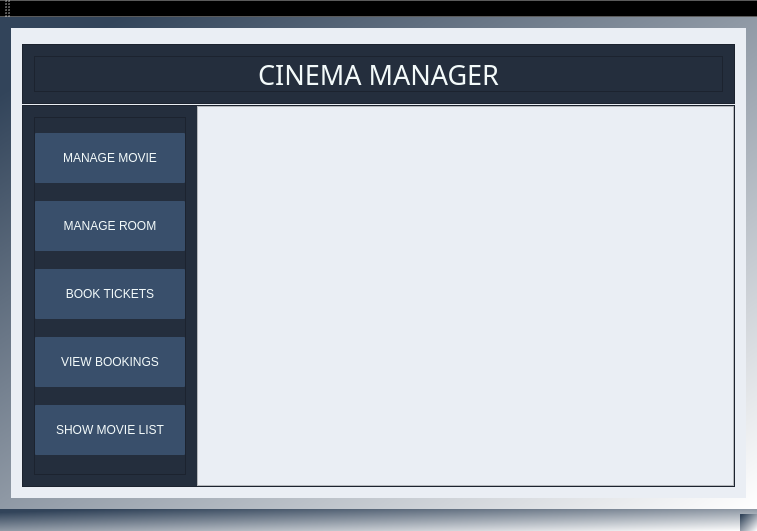
Before: the Qt Designer form MovieTicketManagementSystem/MainWindow.ui in ZuzannaZawartka/movie-ticket-management-system, drawn with Qt 5.
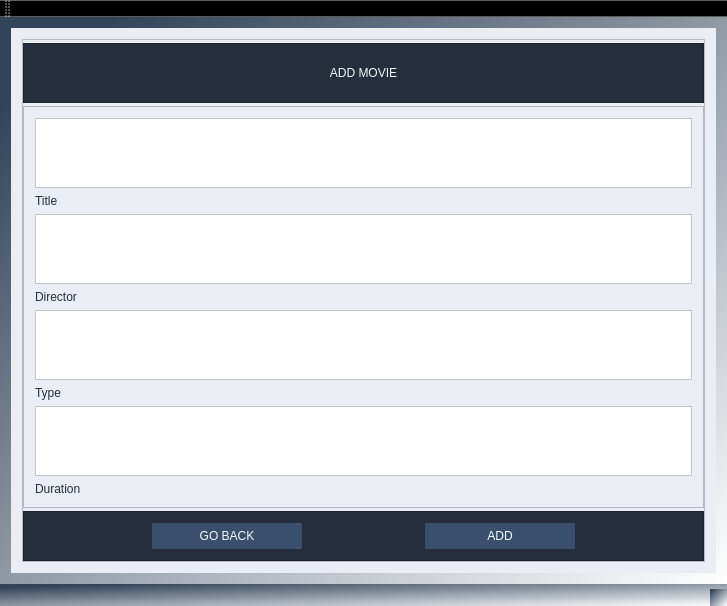
After: the same form once the commit is applied.

Commit message: refactor: added addMovieWindow with stylesheets

Diff of the .ui file:
```diff
--- a/MovieTicketManagementSystem/MainWindow.ui
+++ b/MovieTicketManagementSystem/MainWindow.ui
@@ -6,8 +6,8 @@
    <rect>
     <x>0</x>
     <y>0</y>
-    <width>757</width>
-    <height>531</height>
+    <width>727</width>
+    <height>606</height>
    </rect>
   </property>
   <property name="windowTitle">
@@ -27,7 +27,7 @@
        <number>0</number>
       </property>
       <property name="currentIndex">
-       <number>0</number>
+       <number>2</number>
       </property>
       <widget class="QWidget" name="mainWindow">
        <layout class="QVBoxLayout" name="verticalLayout_5">
@@ -561,6 +561,239 @@
         </item>
        </layout>
       </widget>
+      <widget class="QWidget" name="addMovieWindow">
+       <layout class="QVBoxLayout" name="verticalLayout_20">
+        <item>
+         <widget class="QFrame" name="mainBodyAddMovie">
+          <property name="frameShape">
+           <enum>QFrame::Shape::StyledPanel</enum>
+          </property>
+          <property name="frameShadow">
+           <enum>QFrame::Shadow::Raised</enum>
+          </property>
+          <layout class="QVBoxLayout" name="verticalLayout_21">
+           <property name="spacing">
+            <number>3</number>
+           </property>
+           <property name="leftMargin">
+            <number>0</number>
+           </property>
+           <property name="topMargin">
+            <number>3</number>
+           </property>
+           <property name="rightMargin">
+            <number>0</number>
+           </property>
+           <property name="bottomMargin">
+            <number>0</number>
+           </property>
+           <item>
+            <widget class="QFrame" name="headerAddMovie">
+             <property name="minimumSize">
+              <size>
+               <width>0</width>
+               <height>60</height>
+              </size>
+             </property>
+             <property name="maximumSize">
+              <size>
+               <width>16777215</width>
+               <height>60</height>
+              </size>
+             </property>
+             <property name="styleSheet">
+              <string notr="true">
+background-color: rgb(36, 46, 61);</string>
+             </property>
+             <property name="frameShape">
+              <enum>QFrame::Shape::StyledPanel</enum>
+             </property>
+             <property name="frameShadow">
+              <enum>QFrame::Shadow::Raised</enum>
+             </property>
+             <layout class="QGridLayout" name="gridLayout_4">
+              <item row="0" column="0">
+               <widget class="QLabel" name="titleAddMovie">
+                <property name="styleSheet">
+                 <string notr="true">font: 900 20pt &quot;Source Sans Pro Black&quot;;
+color: rgb(243, 250, 250);
+background-color: rgb(36, 46, 61);</string>
+                </property>
+                <property name="text">
+                 <string>ADD MOVIE</string>
+                </property>
+                <property name="alignment">
+                 <set>Qt::AlignmentFlag::AlignCenter</set>
+                </property>
+               </widget>
+              </item>
+             </layout>
+            </widget>
+           </item>
+           <item>
+            <widget class="QFrame" name="mainBodyAddMovieFrame">
+             <property name="frameShape">
+              <enum>QFrame::Shape::StyledPanel</enum>
+             </property>
+             <property name="frameShadow">
+              <enum>QFrame::Shadow::Raised</enum>
+             </property>
+             <layout class="QVBoxLayout" name="verticalLayout_22">
+              <item>
+               <widget class="QTextEdit" name="textTitleEdit">
+                <property name="styleSheet">
+                 <string notr="true">background-color: rgb(255, 255, 255);
+color: rgb(36, 46, 61);
+font: 900 18pt &quot;Source Sans Pro Black&quot;;</string>
+                </property>
+               </widget>
+              </item>
+              <item>
+               <widget class="QLabel" name="textTitleLabel">
+                <property name="styleSheet">
+                 <string notr="true">font: 900 10pt &quot;Source Sans Pro Black&quot;;
+color: rgb(36, 46, 61);</string>
+                </property>
+                <property name="text">
+                 <string>Title</string>
+                </property>
+               </widget>
+              </item>
+              <item>
+               <widget class="QTextEdit" name="textDirectorEdit">
+                <property name="styleSheet">
+                 <string notr="true">background-color: rgb(255, 255, 255);
+color: rgb(36, 46, 61);
+font: 900 18pt &quot;Source Sans Pro Black&quot;;</string>
+                </property>
+               </widget>
+              </item>
+              <item>
+               <widget class="QLabel" name="textDirectorLabel">
+                <property name="styleSheet">
+                 <string notr="true">font: 900 10pt &quot;Source Sans Pro Black&quot;;
+color: rgb(36, 46, 61);</string>
+                </property>
+                <property name="text">
+                 <string>Director</string>
+                </property>
+               </widget>
+              </item>
+              <item>
+               <widget class="QTextEdit" name="textTypeEdit">
+                <property name="styleSheet">
+                 <string notr="true">background-color: rgb(255, 255, 255);
+color: rgb(36, 46, 61);
+font: 900 18pt &quot;Source Sans Pro Black&quot;;</string>
+                </property>
+               </widget>
+              </item>
+              <item>
+               <widget class="QLabel" name="textTypeLabel">
+                <property name="styleSheet">
+                 <string notr="true">font: 900 10pt &quot;Source Sans Pro Black&quot;;
+color: rgb(36, 46, 61);</string>
+                </property>
+                <property name="text">
+                 <string>Type</string>
+                </property>
+               </widget>
+              </item>
+              <item>
+               <widget class="QTextEdit" name="textDurationEdit">
+                <property name="styleSheet">
+                 <string notr="true">background-color: rgb(255, 255, 255);
+color: rgb(36, 46, 61);
+font: 900 18pt &quot;Source Sans Pro Black&quot;;</string>
+                </property>
+               </widget>
+              </item>
+              <item>
+               <widget class="QLabel" name="textDurationLabel">
+                <property name="styleSheet">
+                 <string notr="true">font: 900 10pt &quot;Source Sans Pro Black&quot;;
+color: rgb(36, 46, 61);</string>
+                </property>
+                <property name="text">
+                 <string>Duration</string>
+                </property>
+               </widget>
+              </item>
+             </layout>
+            </widget>
+           </item>
+           <item>
+            <widget class="QFrame" name="menuAddMovie">
+             <property name="minimumSize">
+              <size>
+               <width>0</width>
+               <height>50</height>
+              </size>
+             </property>
+             <property name="maximumSize">
+              <size>
+               <width>16777215</width>
+               <height>50</height>
+              </size>
+             </property>
+             <property name="styleSheet">
+              <string notr="true">
+background-color: rgb(36, 46, 61);</string>
+             </property>
+             <property name="frameShape">
+              <enum>QFrame::Shape::StyledPanel</enum>
+             </property>
+             <property name="frameShadow">
+              <enum>QFrame::Shadow::Raised</enum>
+             </property>
+             <layout class="QHBoxLayout" name="horizontalLayout_5">
+              <item>
+               <widget class="QPushButton" name="goBackAddMovieButton">
+                <property name="maximumSize">
+                 <size>
+                  <width>150</width>
+                  <height>30</height>
+                 </size>
+                </property>
+                <property name="styleSheet">
+                 <string notr="true">color: rgb(243, 250, 250);
+font: 10pt &quot;Franklin Gothic Demi&quot;;
+background-color: rgb(57, 79, 107);
+border-radius: 1px;</string>
+                </property>
+                <property name="text">
+                 <string>GO BACK</string>
+                </property>
+               </widget>
+              </item>
+              <item>
+               <widget class="QPushButton" name="addAddMovieButton">
+                <property name="maximumSize">
+                 <size>
+                  <width>150</width>
+                  <height>30</height>
+                 </size>
+                </property>
+                <property name="styleSheet">
+                 <string notr="true">color: rgb(243, 250, 250);
+font: 10pt &quot;Franklin Gothic Demi&quot;;
+background-color: rgb(57, 79, 107);
+border-radius: 1px;
+</string>
+                </property>
+                <property name="text">
+                 <string>ADD</string>
+                </property>
+               </widget>
+              </item>
+             </layout>
+            </widget>
+           </item>
+          </layout>
+         </widget>
+        </item>
+       </layout>
+      </widget>
       <widget class="QWidget" name="showMovieListWindow">
        <layout class="QVBoxLayout" name="verticalLayout_13">
         <item>
```
Left out of the diff: 87 changed lines with no effect on the pictures. The commit also changes 2 other files.
